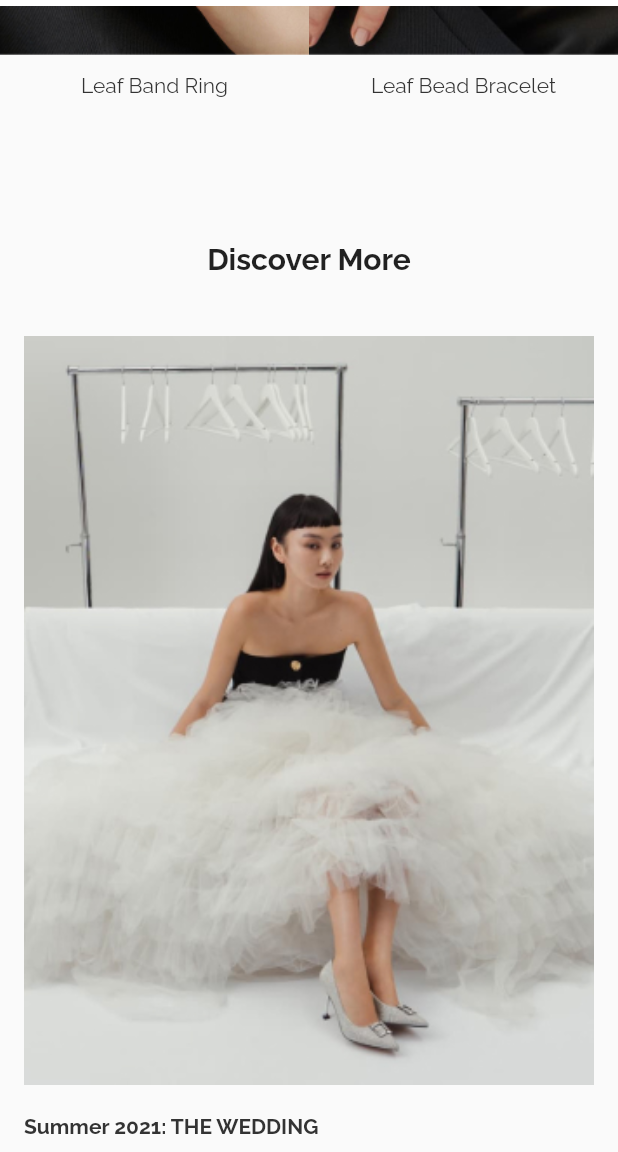
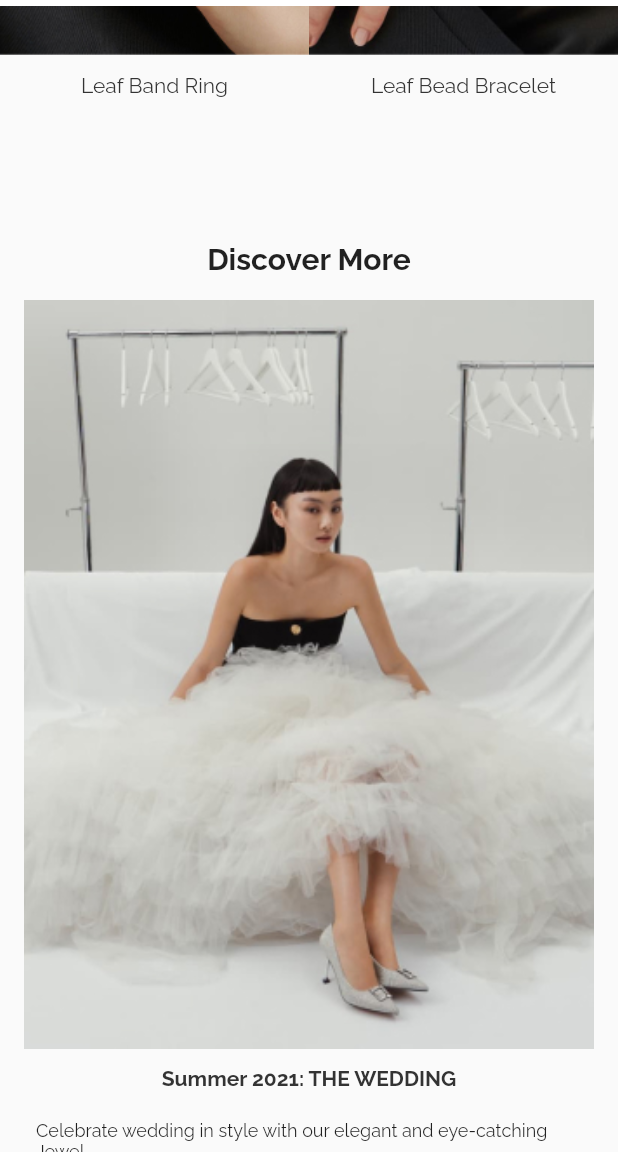
Before and after one commit to code7070/learn-flutter-web-1, a Flutter app: the screen it shows after launch, scrolled down 1152 dp, on a phone screen of 412 x 824 dp, the part 84-1236 px from its top. Run offline on Flutter 3.47's test engine with Material 2 defaults, Android fonts, the phone set to English and light mode, and no system bars; missing offline and left inert: div.

Commit message:
adjust discover section

```diff
--- a/lib/screens/home/discover.dart
+++ b/lib/screens/home/discover.dart
@@ -1,45 +1,52 @@
 import 'package:flutter/material.dart';
 import 'package:flutter_web/components/text/h1.dart';
 import 'package:flutter_web/helpers/responsive.dart';
-import 'package:flutter_web/screens/home/discover_thumbnail.dart';
+import 'package:flutter_web/screens/home/discover_thumbnail2.dart';
 
 class HomeDiscover extends StatelessWidget {
   const HomeDiscover({super.key});
 
   @override
   Widget build(BuildContext context) {
-    List<Widget> thumbnails = [
-      const ThumbnailDiscover(
-          title: 'Summer 2021: THE WEDDING',
-          description:
-              'Celebrate wedding in style with our elegant and eye-catching Jewel',
-          linkText: 'Shop Wedding Collection',
-          image: 'discover-thumb-1.jpg'),
-      const ThumbnailDiscover(
-          title: 'Little Collection 2021',
-          description:
-              'Mini trendsetters Mia and Tatiana step out with our striking pendant and adorable quilted jewel.',
-          linkText: 'Shop Little Collection',
-          image: 'discover-thumb-2.jpg')
-    ];
+    const thumb1 = DiscoverThumbnail(
+      title: 'Summer 2021: THE WEDDING',
+      image: 'discover-thumb-1.jpg',
+      description:
+          'Celebrate wedding in style with our elegant and eye-catching Jewel',
+    );
 
-    var mobileView = Column(children: thumbnails);
-    var desktopView = Row(
-      children: thumbnails,
+    const thumb2 = DiscoverThumbnail(
+        image: 'discover-thumb-2.jpg',
+        title: 'Little Collection 2021',
+        description:
+            'Mini trendsetters Mia and Tatiana step out with our striking pendant and adorable quilted jewel.');
+
+    var desktopThumbnail = Container(
+      constraints: const BoxConstraints(maxWidth: 1400),
+      child: Row(
+        children: const [
+          Expanded(flex: 1, child: thumb1),
+          Expanded(flex: 1, child: thumb2)
+        ],
+      ),
+    );
+
+    var mobileThumbnail = Container(
+      child: Column(children: const [thumb1, thumb2]),
     );
 
     return Container(
       margin: const EdgeInsets.only(top: 48, bottom: 48),
+      constraints: const BoxConstraints(
+        maxWidth: 1500,
+      ),
       child: Column(
         children: [
           const H1(title: 'Discover More'),
-          Container(
-            margin: const EdgeInsets.only(bottom: 96),
-            child: ResponsiveLayout(
-                mobileView: mobileView,
-                desktopView: desktopView,
-                tabletView: desktopView),
-          )
+          ResponsiveLayout(
+              mobileView: mobileThumbnail,
+              desktopView: desktopThumbnail,
+              tabletView: desktopThumbnail)
         ],
       ),
     );
--- a/lib/screens/home/discover_thumbnail.dart
+++ b/lib/screens/home/discover_thumbnail.dart
@@ -18,9 +18,7 @@ class ThumbnailDiscover extends StatelessWidget {
   Widget build(BuildContext context) {
     var imageName = AssetImage("assets/images/$image");
 
-    return Expanded(
-        flex: 1,
-        child: Container(
+    return Container(
       padding: const EdgeInsets.all(16),
       margin: const EdgeInsets.only(top: 24, bottom: 24),
       child: Column(
@@ -50,7 +48,7 @@ class ThumbnailDiscover extends StatelessWidget {
                       fontSize: 14))),
         ],
       ),
-        ));
+    );
   }
 }
 
--- /dev/null
+++ b/lib/screens/home/discover_thumbnail2.dart
@@ -0,0 +1,59 @@
+import 'package:flutter/material.dart';
+import 'package:flutter_web/helpers/colors.dart';
+
+class DiscoverThumbnail extends StatelessWidget {
+  final String image;
+  final String title;
+  final String description;
+
+  const DiscoverThumbnail(
+      {super.key,
+      required this.image,
+      required this.title,
+      required this.description});
+
+  @override
+  Widget build(BuildContext context) {
+    return Container(
+      margin: const EdgeInsets.all(16),
+      child: Column(
+        children: [
+          Image(
+            image: AssetImage('assets/images/$image'),
+            fit: BoxFit.fill,
+            width: double.infinity,
+          ),
+          Container(
+              padding: const EdgeInsets.all(12),
+              child: Text(
+                title,
+                textAlign: TextAlign.left,
+                style: const TextStyle(
+                    fontWeight: FontWeight.w700,
+                    fontSize: 14,
+                    color: appColorBase100),
+              )),
+          Container(
+            margin: const EdgeInsets.all(8),
+            child: Text(
+              description,
+              style: const TextStyle(fontSize: 12),
+              textAlign: TextAlign.left,
+            ),
+          ),
+          Container(
+            margin: const EdgeInsets.only(top: 16),
+            child: const Text(
+              'Shop Wedding Collection',
+              textAlign: TextAlign.left,
+              style: TextStyle(
+                  color: appColorPrimary,
+                  fontWeight: FontWeight.w600,
+                  fontSize: 14),
+            ),
+          )
+        ],
+      ),
+    );
+  }
+}
```
Lines whose indentation alone changed are shown as unchanged.
